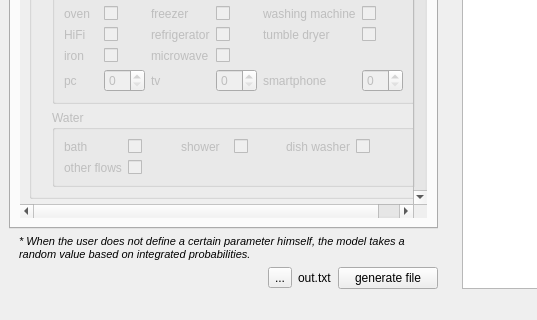
Qt form GUI/layout.ui (flol3622/EROB) before a commit; both pictures show x 0 to 537 and y 545 to 865 of the 727 by 865 pixel window.
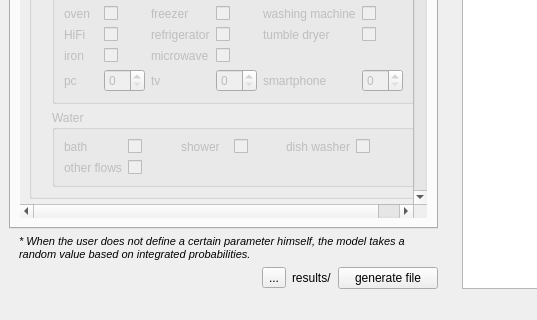
The same form after that commit. The open tabs and pages were chosen to show the change.

```diff
--- a/GUI/layout.ui
+++ b/GUI/layout.ui
@@ -2340,7 +2340,7 @@
       <item>
        <widget class="QLabel" name="outFileLabel">
         <property name="text">
-         <string>out.txt</string>
+         <string>results/</string>
         </property>
        </widget>
       </item>
```
Left out of the diff: 2 changed lines with no effect on the pictures.
